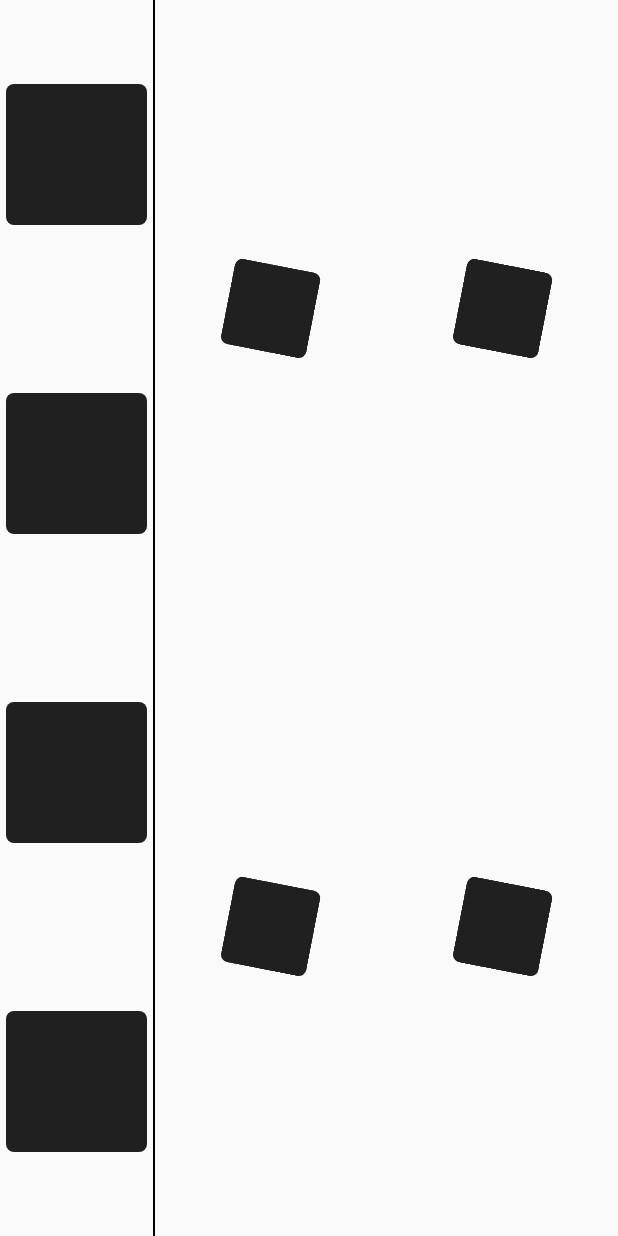
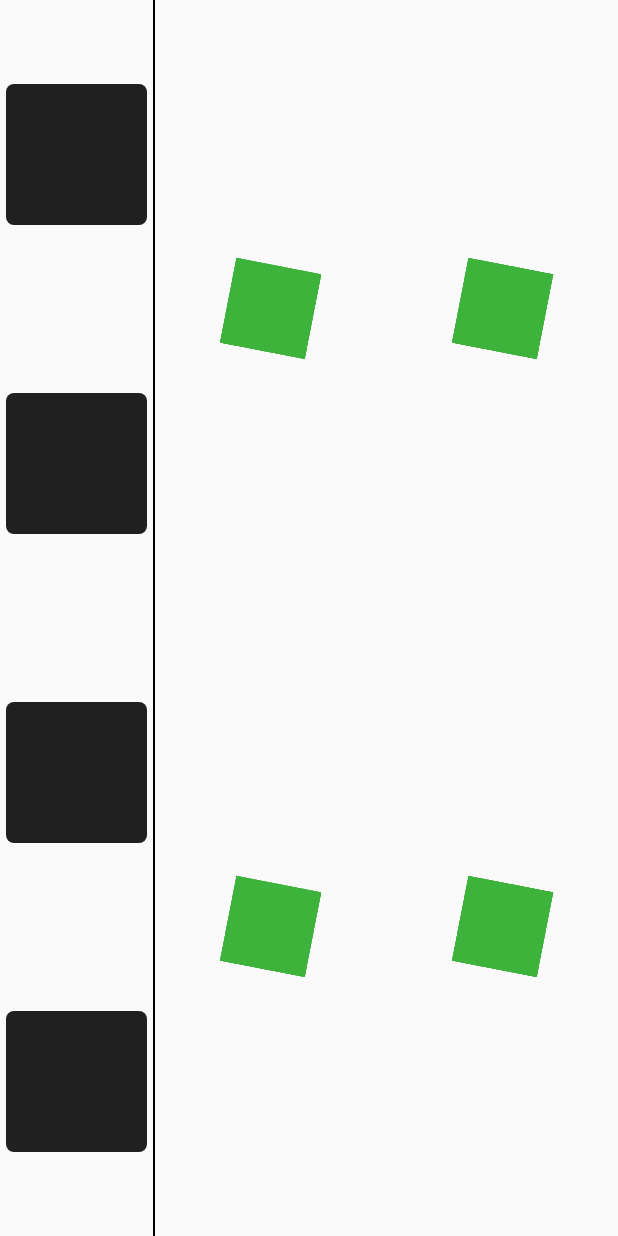
Before and after one commit to polimi-giocoso/incastri2, an Android app: the screen it shows after launch (PlayActivity), after a tap on "GIOCA!", on a phone screen of 412 x 824 dp. Run offline under Robolectric (Android 15) with nearby library versions, the phone set to English and light mode, and no system bars; our stand-ins replace ButterKnife; libraries missing offline, so code that uses them is left out: com.orm, com.squareup.otto; 6 statements that could not run were skipped.

Commit message:
temporary random color on cards

```diff
--- a/app/src/main/java/it/gbresciani/poligame/fragments/SyllablesFragment.java
+++ b/app/src/main/java/it/gbresciani/poligame/fragments/SyllablesFragment.java
@@ -3,6 +3,7 @@ package it.gbresciani.poligame.fragments;
 
 import android.app.Activity;
 import android.app.Fragment;
+import android.graphics.Color;
 import android.os.Bundle;
 import android.view.LayoutInflater;
 import android.view.View;
@@ -70,6 +71,14 @@ public class SyllablesFragment extends Fragment {
         return rootView;
     }
 
+    private int rndColor(){
+        Random rand = new Random();
+        int r = rand.nextInt(255);
+        int g = rand.nextInt(255);
+        int b = rand.nextInt(255);
+        return Color.rgb(r, g, b);
+    }
+
     private void initUI() {
 
         // Waiting for the layout to be drawn in order to get the correct height and width and draw the word slots
@@ -111,7 +120,7 @@ public class SyllablesFragment extends Fragment {
                         params.setMargins(slotMargin, slotMargin, slotMargin, slotMargin);
                         params.addRule(RelativeLayout.CENTER_IN_PARENT);
                         params.setMargins(slotMargin, slotMargin, slotMargin, slotMargin);
-                        slot.setBackgroundResource(R.drawable.shape_empty_slot);
+                        slot.setBackgroundColor(rndColor());
                         slot.setLayoutParams(params);
 
                         // Set random rotation angle between -25 and 25
```
